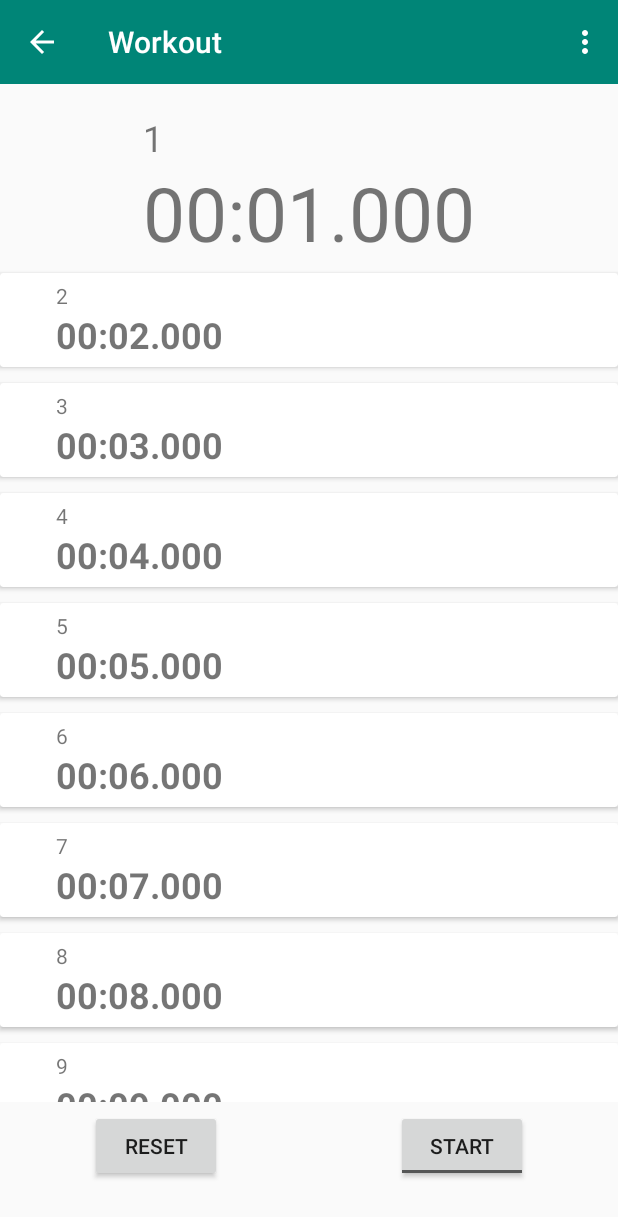
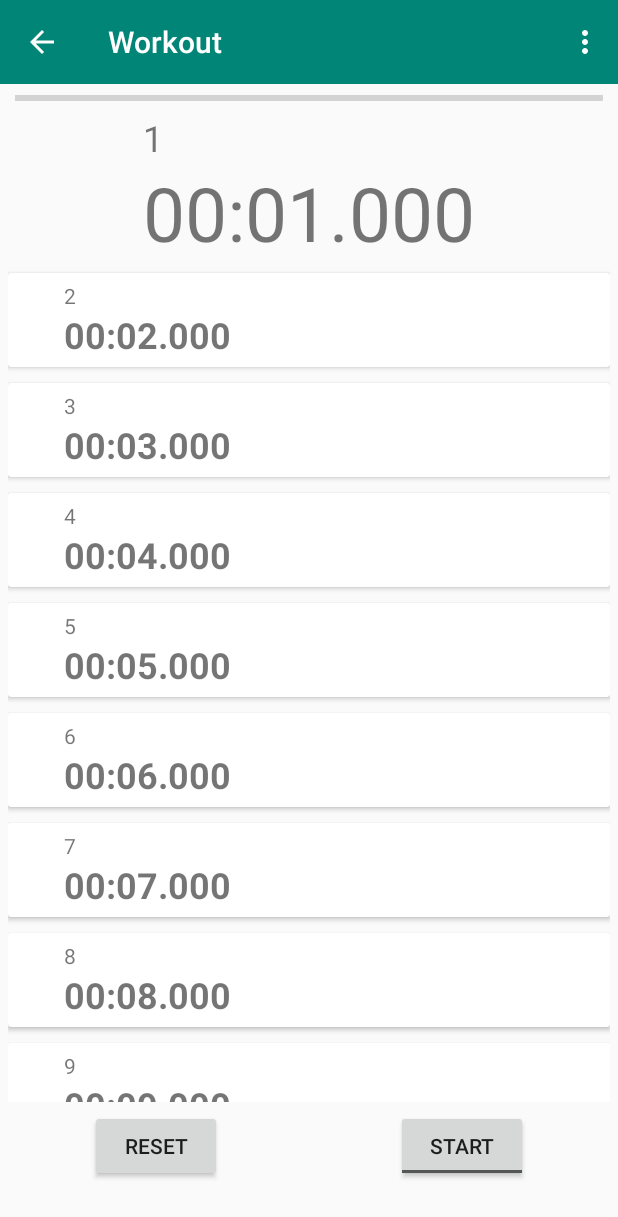
Before and after one commit to winther32/Interval_Timer_App, an Android app: the screen it shows after launch (WorkoutRun), after a tap on "Workout", on a phone screen of 412 x 824 dp. Shown: the top 1217 px of the screen. Run offline under Robolectric (Android 15) with nearby library versions, the phone set to English and light mode, and no system bars.

Commit message:
Progress Bar added. Recyclers spaced from edges.

```diff
--- a/app/src/main/java/com/example/intervaltimer/WorkoutRun.java
+++ b/app/src/main/java/com/example/intervaltimer/WorkoutRun.java
@@ -17,6 +17,7 @@ import android.view.MenuItem;
 import android.view.View;
 import android.widget.Button;
 import android.widget.CompoundButton;
+import android.widget.ProgressBar;
 import android.widget.TextView;
 import android.widget.ToggleButton;
 
@@ -31,6 +32,12 @@ public class WorkoutRun extends AppCompatActivity {
     private ArrayList<Workout> workoutList; // Where things stored
     RecyclerView runRecycler;
     ArrayList<Timer> nextTimers; // For recycler display
+    private ActionBar actionBar;
+
+    // Progress Bar vars (essentially just stop watch)
+    ProgressBar progressBar;
+    int totalTime, timeRun;
+    long MilliUp, totStart, newTime, upBuff = 0L;
 
     // Vars for basic timer
     TextView currentTimerDisplay, currentNameDisplay;
@@ -50,11 +57,12 @@ public class WorkoutRun extends AppCompatActivity {
         Toolbar toolbar = findViewById(R.id.RunToolbar);
         setSupportActionBar(toolbar);
         // Get a support ActionBar corresponding to this toolbar
-        ActionBar ab = getSupportActionBar();
+        actionBar = getSupportActionBar();
         // Enable the Up button
-        ab.setDisplayHomeAsUpEnabled(true);
+        actionBar.setDisplayHomeAsUpEnabled(true);
 
-        loadData(); // Loading in workoutList (probs faster way to init workout)
+        // Loading in workoutList (probs faster way to init workout)
+        loadData();
         // Getting the index of selected workout from the intent from WorkoutView
         int index = getIntent().getIntExtra("Workout Index", -1);
 
@@ -68,23 +76,28 @@ public class WorkoutRun extends AppCompatActivity {
         // Init workout from list. Index from click
         workout = workoutList.get(index);
         // Set bar title to workout name
-        ab.setTitle(workout.workoutName);
+        actionBar.setTitle(workout.workoutName);
         // Reset workout may change later if want to be able to pick up where left off
         workout.restart();
+
+        // Init Recycler of next timers
         // get clone of workout timerList with head cut off
         nextTimers = workout.initNextTimers();
-
         runRecycler = findViewById(R.id.runNextTimers);
         EditAdapter runAdapter = new EditAdapter(this, nextTimers);
         runRecycler.setAdapter(runAdapter);
         runRecycler.setLayoutManager(new LinearLayoutManager(this));
 
-        // Potentially bloat.
         // If nothing in the workout. You can't start it. (Prevent Null calls)
         if (workout.size() == 0) {
             startStop.setEnabled(false);
             reset.setEnabled(false);
         }
+
+        // init Progress bar
+        progressBar = findViewById(R.id.runProgressBar);
+        totalTime = workout.getTotalTime(); // total time in sec
+        timeRun = 0;
 
         //////////////////////// Pertaining to Running Timer Functionality ////////////////////////
         // To Contain: edit button, progress bar, current timer display, recycler view of upcoming
@@ -114,13 +127,17 @@ public class WorkoutRun extends AppCompatActivity {
                 if (isChecked) {
                     // Timer should be running (ie start pressed)
                     StartTime = SystemClock.elapsedRealtime();
+                    totStart = SystemClock.elapsedRealtime();
                     handler.postDelayed(runnable, 0);
                     reset.setEnabled(false);
+                    actionBar.setDisplayHomeAsUpEnabled(false);
                 } else {
                     // Timer should be stopped (Stop pressed)
                     TimeBuff -= MillisecondTime;
+                    upBuff += MillisecondTime;
                     handler.removeCallbacks(runnable);
                     reset.setEnabled(true);
+                    actionBar.setDisplayHomeAsUpEnabled(true);
                 }
             }
         });
@@ -142,6 +159,14 @@ public class WorkoutRun extends AppCompatActivity {
                 startStop.setChecked(false); // Reset start/stop toggle to "START"
                 reset.setEnabled(false); // Reset disabled since already at start
                 handler.removeCallbacks(runnable); // Remove runnable from Q
+
+                // Reset Prog Bar
+                upBuff = 0L;
+                MilliUp = 0L;
+                totStart = 0L;
+                newTime = 0L;
+                timeRun = 0;
+                progressBar.setProgress(0);
             }
         });
     }
@@ -149,7 +174,14 @@ public class WorkoutRun extends AppCompatActivity {
     // Countdown Runnable
     public Runnable runnable = new Runnable() {
         public void run() {
-            MillisecondTime = SystemClock.elapsedRealtime() - StartTime;
+            // Update Prog Bar
+            MilliUp = SystemClock.elapsedRealtime() - totStart;
+            newTime = upBuff + MilliUp;
+            timeRun = (int) (newTime / 1000);
+            progressBar.setProgress((timeRun*100)/totalTime);
+
+            // Update Timer
+            MillisecondTime = SystemClock.elapsedRealtime() - StartTime; // Time passed since start
             UpdateTime = TimeBuff - MillisecondTime;
 
             // Check if timer is at 0 or close enough :/ (hundreth sec accuracy I think)
@@ -167,6 +199,7 @@ public class WorkoutRun extends AppCompatActivity {
                     currentTimerDisplay.setText("" + String.format("%02d", firstTimer.Minutes) +
                             ":" + String.format("%02d", firstTimer.Seconds) + ".000");
                     currentNameDisplay.setText(firstTimer.Name);
+                    progressBar.setProgress(0);
                     // Reset timer buff to countdown time
                     MillisecondTime = 0L;
                     TimeBuff = (firstTimer.Minutes * 60 + firstTimer.Seconds) * 1000;
@@ -179,7 +212,6 @@ public class WorkoutRun extends AppCompatActivity {
                         nextTimers.add(workout.timerList.get(i));
                     }
                     runRecycler.getAdapter().notifyDataSetChanged();
-
                 } else { // Found another timer to run. Set and continue
                     shortBeep.start();
                     TimeBuff = (timerOrNull.Minutes * 60 + timerOrNull.Seconds) * 1000;
@@ -193,7 +225,7 @@ public class WorkoutRun extends AppCompatActivity {
                     nextTimers.remove(0);
                     runRecycler.getAdapter().notifyItemRemoved(0);
                 }
-            } else { // Continue countdown timer not done
+            } else { // Continue countdown, timer not done
                 Seconds = (int) (UpdateTime / 1000);
                 Minutes = Seconds / 60;
                 Seconds = Seconds % 60;
--- a/app/src/main/res/layout/activity_main.xml
+++ b/app/src/main/res/layout/activity_main.xml
@@ -11,7 +11,11 @@
         android:id="@+id/workoutSelectRecycler"
         android:layout_width="0dp"
         android:layout_height="0dp"
-        app:layout_constraintBottom_toBottomOf="parent"
+        android:layout_marginStart="5dp"
+        android:layout_marginLeft="5dp"
+        android:layout_marginEnd="5dp"
+        android:layout_marginRight="5dp"
+        app:layout_constraintBottom_toTopOf="@+id/newWorkout"
         app:layout_constraintEnd_toEndOf="parent"
         app:layout_constraintHorizontal_bias="0.428"
         app:layout_constraintStart_toStartOf="parent"
--- a/app/src/main/res/layout/activity_workout_run.xml
+++ b/app/src/main/res/layout/activity_workout_run.xml
@@ -65,10 +65,27 @@
         android:id="@+id/runNextTimers"
         android:layout_width="0dp"
         android:layout_height="0dp"
+        android:layout_marginStart="5dp"
+        android:layout_marginLeft="5dp"
         android:layout_marginTop="1dp"
+        android:layout_marginEnd="5dp"
+        android:layout_marginRight="5dp"
         android:layout_marginBottom="5dp"
         app:layout_constraintBottom_toTopOf="@+id/resetButton"
         app:layout_constraintEnd_toEndOf="parent"
         app:layout_constraintStart_toStartOf="parent"
         app:layout_constraintTop_toBottomOf="@+id/topTimerDisplay" />
+
+    <ProgressBar
+        android:id="@+id/runProgressBar"
+        style="?android:attr/progressBarStyleHorizontal"
+        android:layout_width="0dp"
+        android:layout_height="19dp"
+        android:layout_marginStart="10dp"
+        android:layout_marginLeft="10dp"
+        android:layout_marginEnd="10dp"
+        android:layout_marginRight="10dp"
+        app:layout_constraintEnd_toEndOf="parent"
+        app:layout_constraintStart_toStartOf="parent"
+        app:layout_constraintTop_toBottomOf="@+id/RunToolbar" />
 </androidx.constraintlayout.widget.ConstraintLayout>
```
Also changed, not shown: app/src/main/res/layout/content_workout_view.xml (+6 -2 lines).
